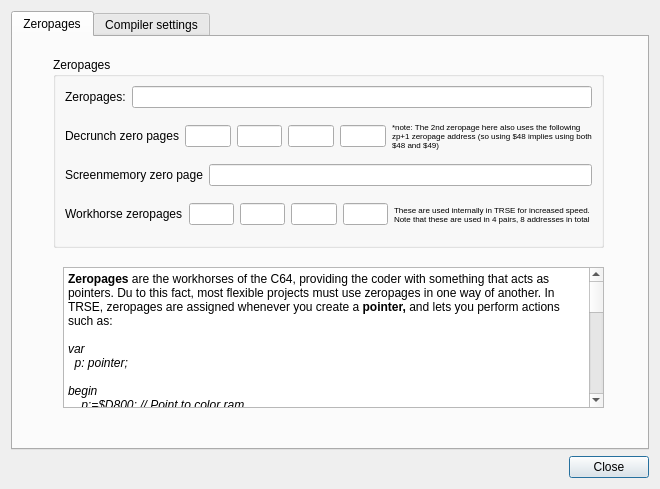
Old version of the form source/dialogprojectsettings.ui in the repository leuat/TRSE.
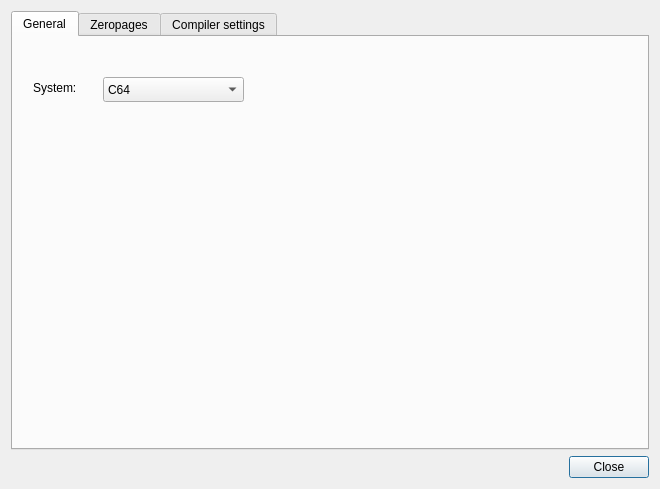
New version of the form.

```diff
--- a/source/dialogprojectsettings.ui
+++ b/source/dialogprojectsettings.ui
@@ -45,6 +45,54 @@
        <property name="currentIndex">
         <number>0</number>
        </property>
+       <widget class="QWidget" name="tab_3">
+        <attribute name="title">
+         <string>General</string>
+        </attribute>
+        <widget class="QComboBox" name="cmbSystem">
+         <property name="geometry">
+          <rect>
+           <x>90</x>
+           <y>40</y>
+           <width>141</width>
+           <height>25</height>
+          </rect>
+         </property>
+         <item>
+          <property name="text">
+           <string>C64</string>
+          </property>
+         </item>
+         <item>
+          <property name="text">
+           <string>VIC20</string>
+          </property>
+         </item>
+         <item>
+          <property name="text">
+           <string>PET (Not supported yet)</string>
+          </property>
+         </item>
+         <item>
+          <property name="text">
+           <string>NES (Not supported yet)</string>
+          </property>
+         </item>
+        </widget>
+        <widget class="QLabel" name="label">
+         <property name="geometry">
+          <rect>
+           <x>20</x>
+           <y>30</y>
+           <width>54</width>
+           <height>41</height>
+          </rect>
+         </property>
+         <property name="text">
+          <string>System:</string>
+         </property>
+        </widget>
+       </widget>
        <widget class="QWidget" name="tab">
         <attribute name="title">
          <string>Zeropages</string>
```
